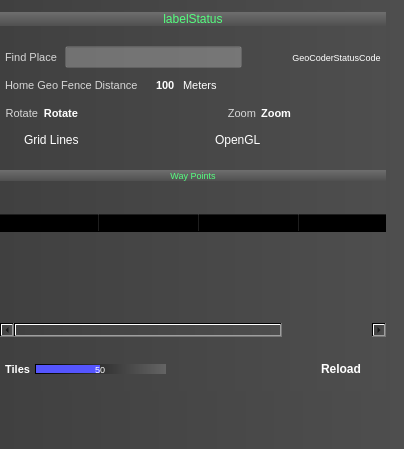
First picture: the form in ground/src/plugins/opmap/opmap_controlpanel.ui, repository openpilot/OpenPilot, before the edit.
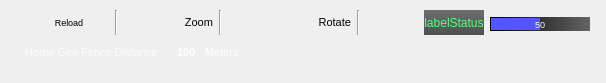
Second picture: the form after the edit. Icons and pictures are not drawn.

Commit message: New map user context menu added.

The edit to the form file:
```diff
--- a/ground/src/plugins/opmap/opmap_controlpanel.ui
+++ b/ground/src/plugins/opmap/opmap_controlpanel.ui
@@ -6,12 +6,12 @@
    <rect>
     <x>0</x>
     <y>0</y>
-    <width>404</width>
-    <height>449</height>
+    <width>606</width>
+    <height>83</height>
    </rect>
   </property>
   <property name="sizePolicy">
-   <sizepolicy hsizetype="Minimum" vsizetype="Preferred">
+   <sizepolicy hsizetype="Preferred" vsizetype="Preferred">
     <horstretch>0</horstretch>
     <verstretch>0</verstretch>
    </sizepolicy>
@@ -39,40 +39,219 @@
   <property name="windowTitle">
    <string>OPMap Control Panel</string>
   </property>
-  <property name="styleSheet">
-   <string notr="true">background-color: qlineargradient(spread:pad, x1:0, y1:0, x2:1, y2:0, stop:0 rgba(64, 64, 64, 255), stop:1 rgba(78, 78, 78, 255));
-</string>
-  </property>
-  <widget class="QWidget" name="layoutWidget">
+  <widget class="QWidget" name="horizontalLayoutWidget_2">
    <property name="geometry">
     <rect>
-     <x>0</x>
+     <x>29</x>
      <y>10</y>
-     <width>386</width>
-     <height>381</height>
+     <width>561</width>
+     <height>25</height>
     </rect>
    </property>
-   <layout class="QVBoxLayout" name="verticalLayout_3">
-    <property name="spacing">
-     <number>5</number>
-    </property>
-    <property name="sizeConstraint">
-     <enum>QLayout::SetDefaultConstraint</enum>
-    </property>
-    <property name="leftMargin">
-     <number>0</number>
-    </property>
-    <property name="topMargin">
-     <number>2</number>
-    </property>
-    <property name="rightMargin">
-     <number>0</number>
-    </property>
-    <property name="bottomMargin">
-     <number>10</number>
-    </property>
+   <layout class="QHBoxLayout" name="layoutWidget">
+    <item>
+     <widget class="QPushButton" name="pushButtonReload">
+      <property name="sizePolicy">
+       <sizepolicy hsizetype="Minimum" vsizetype="Fixed">
+        <horstretch>0</horstretch>
+        <verstretch>0</verstretch>
+       </sizepolicy>
+      </property>
+      <property name="font">
+       <font>
+        <weight>50</weight>
+        <italic>false</italic>
+        <bold>false</bold>
+       </font>
+      </property>
+      <property name="cursor">
+       <cursorShape>OpenHandCursor</cursorShape>
+      </property>
+      <property name="mouseTracking">
+       <bool>true</bool>
+      </property>
+      <property name="styleSheet">
+       <string notr="true">background-color: rgba(255, 255, 255, 0);
+</string>
+      </property>
+      <property name="text">
+       <string>Reload</string>
+      </property>
+      <property name="iconSize">
+       <size>
+        <width>12</width>
+        <height>12</height>
+       </size>
+      </property>
+      <property name="flat">
+       <bool>true</bool>
+      </property>
+     </widget>
+    </item>
     <item>
-     <layout class="QHBoxLayout" name="horizontalLayout_9">
+     <widget class="Line" name="line_5">
+      <property name="orientation">
+       <enum>Qt::Vertical</enum>
+      </property>
+     </widget>
+    </item>
+    <item>
+     <widget class="QToolButton" name="toolButtonZoomM">
+      <property name="text">
+       <string/>
+      </property>
+      <property name="icon">
+       <iconset resource="../coreplugin/core.qrc">
+        <normaloff>:/core/images/minus.png</normaloff>:/core/images/minus.png</iconset>
+      </property>
+      <property name="autoRaise">
+       <bool>true</bool>
+      </property>
+     </widget>
+    </item>
+    <item>
+     <widget class="QToolButton" name="toolButtonZoomP">
+      <property name="text">
+       <string/>
+      </property>
+      <property name="icon">
+       <iconset resource="../coreplugin/core.qrc">
+        <normaloff>:/core/images/plus.png</normaloff>:/core/images/plus.png</iconset>
+      </property>
+      <property name="autoRaise">
+       <bool>true</bool>
+      </property>
+     </widget>
+    </item>
+    <item>
+     <widget class="QLabel" name="labelZoom">
+      <property name="sizePolicy">
+       <sizepolicy hsizetype="Minimum" vsizetype="Preferred">
+        <horstretch>0</horstretch>
+        <verstretch>0</verstretch>
+       </sizepolicy>
+      </property>
+      <property name="font">
+       <font>
+        <pointsize>8</pointsize>
+        <weight>50</weight>
+        <bold>false</bold>
+       </font>
+      </property>
+      <property name="text">
+       <string>Zoom</string>
+      </property>
+      <property name="alignment">
+       <set>Qt::AlignRight|Qt::AlignTrailing|Qt::AlignVCenter</set>
+      </property>
+     </widget>
+    </item>
+    <item>
+     <widget class="Line" name="line_6">
+      <property name="orientation">
+       <enum>Qt::Vertical</enum>
+      </property>
+     </widget>
+    </item>
+    <item>
+     <widget class="QToolButton" name="toolButtonRL">
+      <property name="text">
+       <string/>
+      </property>
+      <property name="icon">
+       <iconset resource="../coreplugin/core.qrc">
+        <normaloff>:/core/images/undo.png</normaloff>:/core/images/undo.png</iconset>
+      </property>
+      <property name="autoRaise">
+       <bool>true</bool>
+      </property>
+     </widget>
+    </item>
+    <item>
+     <widget class="QToolButton" name="toolButtonRC">
+      <property name="text">
+       <string/>
+      </property>
+      <property name="icon">
+       <iconset resource="../coreplugin/core.qrc">
+        <normaloff>:/core/images/clear.png</normaloff>:/core/images/clear.png</iconset>
+      </property>
+      <property name="autoRaise">
+       <bool>true</bool>
+      </property>
+     </widget>
+    </item>
+    <item>
+     <widget class="QToolButton" name="toolButtonRR">
+      <property name="text">
+       <string/>
+      </property>
+      <property name="icon">
+       <iconset resource="../coreplugin/core.qrc">
+        <normaloff>:/core/images/redo.png</normaloff>:/core/images/redo.png</iconset>
+      </property>
+      <property name="autoRaise">
+       <bool>true</bool>
+      </property>
+     </widget>
+    </item>
+    <item>
+     <widget class="QLabel" name="labelRotate">
+      <property name="sizePolicy">
+       <sizepolicy hsizetype="Minimum" vsizetype="Preferred">
+        <horstretch>0</horstretch>
+        <verstretch>0</verstretch>
+       </sizepolicy>
+      </property>
+      <property name="font">
+       <font>
+        <pointsize>8</pointsize>
+        <weight>50</weight>
+        <bold>false</bold>
+       </font>
+      </property>
+      <property name="text">
+       <string>Rotate</string>
+      </property>
+      <property name="alignment">
+       <set>Qt::AlignRight|Qt::AlignTrailing|Qt::AlignVCenter</set>
+      </property>
+     </widget>
+    </item>
+    <item>
+     <widget class="Line" name="line_7">
+      <property name="orientation">
+       <enum>Qt::Vertical</enum>
+      </property>
+     </widget>
+    </item>
+    <item>
+     <widget class="QToolButton" name="toolButtonFindPlace">
+      <property name="text">
+       <string/>
+      </property>
+      <property name="icon">
+       <iconset resource="../coreplugin/core.qrc">
+        <normaloff>:/core/images/find.png</normaloff>:/core/images/find.png</iconset>
+      </property>
+      <property name="autoRaise">
+       <bool>true</bool>
+      </property>
+     </widget>
+    </item>
+    <item>
+     <spacer name="horizontalSpacer_2">
+      <property name="orientation">
+       <enum>Qt::Horizontal</enum>
+      </property>
+      <property name="sizeHint" stdset="0">
+       <size>
+        <width>40</width>
+        <height>20</height>
+       </size>
+      </property>
+     </spacer>
+    </item>
       <item>
        <widget class="QLabel" name="labelStatus">
         <property name="sizePolicy">
@@ -102,123 +281,73 @@
         </property>
        </widget>
       </item>
-     </layout>
-    </item>
     <item>
-     <spacer name="verticalSpacer_3">
-      <property name="orientation">
-       <enum>Qt::Vertical</enum>
-      </property>
-      <property name="sizeType">
-       <enum>QSizePolicy::Fixed</enum>
-      </property>
-      <property name="sizeHint" stdset="0">
-       <size>
-        <width>20</width>
-        <height>15</height>
-       </size>
-      </property>
-     </spacer>
-    </item>
-    <item>
-     <layout class="QHBoxLayout" name="horizontalLayout_5">
-      <property name="leftMargin">
-       <number>5</number>
-      </property>
-      <property name="rightMargin">
-       <number>5</number>
-      </property>
-      <item>
-       <widget class="QLabel" name="label_3">
+     <widget class="QProgressBar" name="progressBarMap">
         <property name="sizePolicy">
-         <sizepolicy hsizetype="Preferred" vsizetype="Preferred">
+       <sizepolicy hsizetype="Fixed" vsizetype="Fixed">
           <horstretch>0</horstretch>
           <verstretch>0</verstretch>
          </sizepolicy>
         </property>
-        <property name="font">
-         <font>
-          <pointsize>8</pointsize>
-          <weight>50</weight>
-          <italic>false</italic>
-          <bold>false</bold>
-         </font>
-        </property>
-        <property name="styleSheet">
-         <string notr="true">background-color: rgba(255, 255, 255, 0);
-color: rgb(255, 255, 255, 200);</string>
-        </property>
-        <property name="text">
-         <string>Find Place </string>
-        </property>
-        <property name="alignment">
-         <set>Qt::AlignLeading|Qt::AlignLeft|Qt::AlignVCenter</set>
-        </property>
-       </widget>
-      </item>
-      <item>
-       <widget class="QLineEdit" name="lineEdit">
-        <property name="font">
-         <font>
-          <weight>50</weight>
-          <bold>false</bold>
-         </font>
-        </property>
+      <property name="minimumSize">
+       <size>
+        <width>100</width>
+        <height>14</height>
+       </size>
+      </property>
+      <property name="maximumSize">
+       <size>
+        <width>100</width>
+        <height>10</height>
+       </size>
+      </property>
+      <property name="autoFillBackground">
+       <bool>false</bool>
+      </property>
         <property name="styleSheet">
-         <string notr="true">background-color: rgba(255, 255, 255, 64);
-color: rgb(255, 255, 255);</string>
-        </property>
-       </widget>
-      </item>
-      <item>
-       <widget class="QPushButton" name="pushButtonGO">
-        <property name="font">
-         <font>
-          <weight>50</weight>
-          <bold>false</bold>
-         </font>
-        </property>
-        <property name="cursor">
-         <cursorShape>OpenHandCursor</cursorShape>
-        </property>
-        <property name="text">
-         <string/>
-        </property>
-        <property name="icon">
-         <iconset resource="../coreplugin/core.qrc">
-          <normaloff>:/core/images/find.png</normaloff>:/core/images/find.png</iconset>
-        </property>
-        <property name="flat">
-         <bool>true</bool>
-        </property>
-       </widget>
-      </item>
-      <item>
-       <widget class="QLabel" name="label">
-        <property name="font">
-         <font>
-          <pointsize>7</pointsize>
-          <weight>50</weight>
-          <italic>false</italic>
-          <bold>false</bold>
-         </font>
-        </property>
-        <property name="styleSheet">
-         <string notr="true">background-color: rgba(255, 255, 255, 0);
-color: rgb(255, 255, 255);
-</string>
-        </property>
-        <property name="text">
-         <string>GeoCoderStatusCode</string>
+       <string notr="true">QProgressBar {
+/*border: 1px solid black;*/
+border: none;
+padding: 1px;
+/*border-top-left-radius: 7px;
+border-bottom-left-radius: 7px;*/
+background-color: qlineargradient(spread:pad, x1:0, y1:0, x2:1, y2:0, stop:0 rgba(0, 0, 0, 255), stop:1 rgba(100, 100, 100, 255));
+/*width: 15px;*/
+	color: rgb(255, 255, 255);
+}
+QProgressBar::chunk {
+	background-color: rgb(85, 85, 255);
+border: none;
+}</string>
+      </property>
+      <property name="value">
+       <number>50</number>
         </property>
         <property name="alignment">
          <set>Qt::AlignCenter</set>
         </property>
+      <property name="textVisible">
+       <bool>true</bool>
+      </property>
+      <property name="invertedAppearance">
+       <bool>false</bool>
+      </property>
+      <property name="format">
+       <string>%v</string>
+      </property>
        </widget>
       </item>
      </layout>
-    </item>
-    <item>
+  </widget>
+  <widget class="QWidget" name="">
+   <property name="geometry">
+    <rect>
+     <x>20</x>
+     <y>40</y>
+     <width>579</width>
+     <height>25</height>
+    </rect>
+   </property>
      <layout class="QHBoxLayout" name="horizontalLayout_7">
       <property name="leftMargin">
        <number>5</number>
@@ -395,752 +524,6 @@
          <bool>true</bool>
         </property>
        </widget>
-      </item>
-     </layout>
-    </item>
-    <item>
-     <layout class="QHBoxLayout" name="horizontalLayout_3">
-      <property name="leftMargin">
-       <number>5</number>
-      </property>
-      <property name="rightMargin">
-       <number>5</number>
-      </property>
-      <item>
-       <widget class="QLabel" name="label_5">
-        <property name="sizePolicy">
-         <sizepolicy hsizetype="Minimum" vsizetype="Preferred">
-          <horstretch>0</horstretch>
-          <verstretch>0</verstretch>
-         </sizepolicy>
-        </property>
-        <property name="font">
-         <font>
-          <pointsize>8</pointsize>
-          <weight>50</weight>
-          <italic>false</italic>
-          <bold>false</bold>
-         </font>
-        </property>
-        <property name="styleSheet">
-         <string notr="true">background-color: rgba(255, 255, 255, 0);
-color: rgb(255, 255, 255, 200);</string>
-        </property>
-        <property name="text">
-         <string>Rotate</string>
-        </property>
-        <property name="alignment">
-         <set>Qt::AlignRight|Qt::AlignTrailing|Qt::AlignVCenter</set>
-        </property>
-       </widget>
-      </item>
-      <item>
-       <widget class="QLabel" name="labelRotate">
-        <property name="sizePolicy">
-         <sizepolicy hsizetype="Minimum" vsizetype="Preferred">
-          <horstretch>0</horstretch>
-          <verstretch>0</verstretch>
-         </sizepolicy>
-        </property>
-        <property name="font">
-         <font>
-          <pointsize>8</pointsize>
-          <weight>75</weight>
-          <bold>true</bold>
-         </font>
-        </property>
-        <property name="styleSheet">
-         <string notr="true">background-color: rgba(255, 255, 255, 0);
-color: rgb(255, 255, 255);</string>
-        </property>
-        <property name="text">
-         <string>Rotate</string>
-        </property>
-        <property name="alignment">
-         <set>Qt::AlignRight|Qt::AlignTrailing|Qt::AlignVCenter</set>
-        </property>
-       </widget>
-      </item>
-      <item>
-       <widget class="QPushButton" name="pushButtonRL">
-        <property name="sizePolicy">
-         <sizepolicy hsizetype="Minimum" vsizetype="Fixed">
-          <horstretch>0</horstretch>
-          <verstretch>0</verstretch>
-         </sizepolicy>
-        </property>
-        <property name="font">
-         <font>
-          <weight>50</weight>
-          <bold>false</bold>
-         </font>
-        </property>
-        <property name="cursor">
-         <cursorShape>OpenHandCursor</cursorShape>
-        </property>
-        <property name="toolTip">
-         <string>Rotate Anticlockwise</string>
-        </property>
-        <property name="text">
-         <string/>
-        </property>
-        <property name="icon">
-         <iconset resource="../coreplugin/core.qrc">
-          <normaloff>:/core/images/undo.png</normaloff>:/core/images/undo.png</iconset>
-        </property>
-        <property name="iconSize">
-         <size>
-          <width>12</width>
-          <height>12</height>
-         </size>
-        </property>
-        <property name="autoRepeat">
-         <bool>true</bool>
-        </property>
-        <property name="flat">
-         <bool>true</bool>
-        </property>
-       </widget>
-      </item>
-      <item>
-       <widget class="QPushButton" name="pushButtonRC">
-        <property name="sizePolicy">
-         <sizepolicy hsizetype="Minimum" vsizetype="Fixed">
-          <horstretch>0</horstretch>
-          <verstretch>0</verstretch>
-         </sizepolicy>
-        </property>
-        <property name="font">
-         <font>
-          <weight>50</weight>
-          <bold>false</bold>
-         </font>
-        </property>
-        <property name="cursor">
-         <cursorShape>OpenHandCursor</cursorShape>
-        </property>
-        <property name="toolTip">
-         <string>Reset Rotation</string>
-        </property>
-        <property name="text">
-         <string/>
-        </property>
-        <property name="icon">
-         <iconset resource="../coreplugin/core.qrc">
-          <normaloff>:/core/images/clear.png</normaloff>:/core/images/clear.png</iconset>
-        </property>
-        <property name="iconSize">
-         <size>
-          <width>12</width>
-          <height>12</height>
-         </size>
-        </property>
-        <property name="flat">
-         <bool>true</bool>
-        </property>
-       </widget>
-      </item>
-      <item>
-       <widget class="QPushButton" name="pushButtonRR">
-        <property name="sizePolicy">
-         <sizepolicy hsizetype="Minimum" vsizetype="Fixed">
-          <horstretch>0</horstretch>
-          <verstretch>0</verstretch>
-         </sizepolicy>
-        </property>
-        <property name="font">
-         <font>
-          <weight>50</weight>
-          <bold>false</bold>
-         </font>
-        </property>
-        <property name="cursor">
-         <cursorShape>OpenHandCursor</cursorShape>
-        </property>
-        <property name="toolTip">
-         <string>Rotate Clockwise</string>
-        </property>
-        <property name="text">
-         <string/>
-        </property>
-        <property name="icon">
-         <iconset resource="../coreplugin/core.qrc">
-          <normaloff>:/core/images/redo.png</normaloff>:/core/images/redo.png</iconset>
-        </property>
-        <property name="iconSize">
-         <size>
-          <width>12</width>
-          <height>12</height>
-         </size>
-        </property>
-        <property name="autoRepeat">
-         <bool>true</bool>
-        </property>
-        <property name="autoRepeatInterval">
-         <number>100</number>
-        </property>
-        <property name="flat">
-         <bool>true</bool>
-        </property>
-       </widget>
-      </item>
-      <item>
-       <widget class="QLabel" name="label_8">
-        <property name="sizePolicy">
-         <sizepolicy hsizetype="Expanding" vsizetype="Preferred">
-          <horstretch>0</horstretch>
-          <verstretch>0</verstretch>
-         </sizepolicy>
-        </property>
-        <property name="font">
-         <font>
-          <pointsize>8</pointsize>
-          <weight>50</weight>
-          <italic>false</italic>
-          <bold>false</bold>
-         </font>
-        </property>
-        <property name="styleSheet">
-         <string notr="true">background-color: rgba(255, 255, 255, 0);
-color: rgb(255, 255, 255, 200);</string>
-        </property>
-        <property name="text">
-         <string>Zoom</string>
-        </property>
-        <property name="alignment">
-         <set>Qt::AlignRight|Qt::AlignTrailing|Qt::AlignVCenter</set>
-        </property>
-       </widget>
-      </item>
-      <item>
-       <widget class="QLabel" name="labelZoom">
-        <property name="sizePolicy">
-         <sizepolicy hsizetype="Minimum" vsizetype="Preferred">
-          <horstretch>0</horstretch>
-          <verstretch>0</verstretch>
-         </sizepolicy>
-        </property>
-        <property name="font">
-         <font>
-          <pointsize>8</pointsize>
-          <weight>75</weight>
-          <bold>true</bold>
-         </font>
-        </property>
-        <property name="styleSheet">
-         <string notr="true">background-color: rgba(255, 255, 255, 0);
-color: rgb(255, 255, 255);</string>
-        </property>
-        <property name="text">
-         <string>Zoom</string>
-        </property>
-        <property name="alignment">
-         <set>Qt::AlignRight|Qt::AlignTrailing|Qt::AlignVCenter</set>
-        </property>
-       </widget>
-      </item>
-      <item>
-       <widget class="QPushButton" name="pushButtonZoomM">
-        <property name="font">
-         <font>
-          <weight>50</weight>
-          <bold>false</bold>
-         </font>
-        </property>
-        <property name="cursor">
-         <cursorShape>OpenHandCursor</cursorShape>
-        </property>
-        <property name="text">
-         <string/>
-        </property>
-        <property name="icon">
-         <iconset resource="../coreplugin/core.qrc">
-          <normaloff>:/core/images/minus.png</normaloff>:/core/images/minus.png</iconset>
-        </property>
-        <property name="iconSize">
-         <size>
-          <width>12</width>
-          <height>12</height>
-         </size>
-        </property>
-        <property name="flat">
-         <bool>true</bool>
-        </property>
-       </widget>
-      </item>
-      <item>
-       <widget class="QPushButton" name="pushButtonZoomP">
-        <property name="font">
-         <font>
-          <weight>50</weight>
-          <bold>false</bold>
-         </font>
-        </property>
-        <property name="cursor">
-         <cursorShape>OpenHandCursor</cursorShape>
-        </property>
-        <property name="text">
-         <string/>
-        </property>
-        <property name="icon">
-         <iconset resource="../coreplugin/core.qrc">
-          <normaloff>:/core/images/plus.png</normaloff>:/core/images/plus.png</iconset>
-        </property>
-        <property name="iconSize">
-         <size>
-          <width>12</width>
-          <height>12</height>
-         </size>
-        </property>
-        <property name="flat">
-         <bool>true</bool>
-        </property>
-       </widget>
-      </item>
-     </layout>
-    </item>
-    <item>
-     <layout class="QHBoxLayout" name="horizontalLayout_4">
-      <property name="leftMargin">
-       <number>5</number>
-      </property>
-      <property name="rightMargin">
-       <number>5</number>
-      </property>
-      <item>
-       <widget class="QCheckBox" name="checkBox">
-        <property name="font">
-         <font>
-          <weight>50</weight>
-          <italic>false</italic>
-          <bold>false</bold>
-         </font>
-        </property>
-        <property name="cursor">
-         <cursorShape>OpenHandCursor</cursorShape>
-        </property>
-        <property name="styleSheet">
-         <string notr="true">background-color: rgba(255, 255, 255, 0);
-color: rgb(255, 255, 255);</string>
-        </property>
-        <property name="text">
-         <string>Grid Lines</string>
-        </property>
-        <property name="checked">
-         <bool>false</bool>
-        </property>
-       </widget>
-      </item>
-      <item>
-       <widget class="QCheckBox" name="checkBox_2">
-        <property name="font">
-         <font>
-          <weight>50</weight>
-          <italic>false</italic>
-          <bold>false</bold>
-         </font>
-        </property>
-        <property name="cursor">
-         <cursorShape>OpenHandCursor</cursorShape>
-        </property>
-        <property name="styleSheet">
-         <string notr="true">background-color: rgba(255, 255, 255, 0);
-color: rgb(255, 255, 255);</string>
-        </property>
-        <property name="text">
-         <string>OpenGL</string>
-        </property>
-       </widget>
-      </item>
-     </layout>
-    </item>
-    <item>
-     <spacer name="verticalSpacer">
-      <property name="orientation">
-       <enum>Qt::Vertical</enum>
-      </property>
-      <property name="sizeType">
-       <enum>QSizePolicy::Fixed</enum>
-      </property>
-      <property name="sizeHint" stdset="0">
-       <size>
-        <width>20</width>
-        <height>15</height>
-       </size>
-      </property>
-     </spacer>
-    </item>
-    <item>
-     <widget class="QLabel" name="label_2">
-      <property name="sizePolicy">
-       <sizepolicy hsizetype="Preferred" vsizetype="Fixed">
-        <horstretch>0</horstretch>
-        <verstretch>0</verstretch>
-       </sizepolicy>
-      </property>
-      <property name="styleSheet">
-       <string notr="true">background-color: qlineargradient(spread:pad, x1:0, y1:0, x2:0, y2:1, stop:0 rgba(110, 110, 110, 255), stop:1 rgba(80, 80, 80, 255));
-color: rgb(85, 255, 127);</string>
-      </property>
-      <property name="text">
-       <string>Way Points</string>
-      </property>
-      <property name="alignment">
-       <set>Qt::AlignCenter</set>
-      </property>
-     </widget>
-    </item>
-    <item>
-     <layout class="QHBoxLayout" name="horizontalLayout_6">
-      <property name="leftMargin">
-       <number>5</number>
-      </property>
-      <property name="rightMargin">
-       <number>5</number>
-      </property>
-      <item>
-       <spacer name="horizontalSpacer_2">
-        <property name="orientation">
-         <enum>Qt::Horizontal</enum>
-        </property>
-        <property name="sizeHint" stdset="0">
-         <size>
-          <width>40</width>
-          <height>20</height>
-         </size>
-        </property>
-       </spacer>
-      </item>
-      <item>
-       <widget class="QPushButton" name="pushButtonDeleteWayPoint">
-        <property name="sizePolicy">
-         <sizepolicy hsizetype="Minimum" vsizetype="Fixed">
-          <horstretch>0</horstretch>
-          <verstretch>0</verstretch>
-         </sizepolicy>
-        </property>
-        <property name="font">
-         <font>
-          <weight>50</weight>
-          <bold>false</bold>
-         </font>
-        </property>
-        <property name="cursor">
-         <cursorShape>OpenHandCursor</cursorShape>
-        </property>
-        <property name="toolTip">
-         <string>Delete a Way Point</string>
-        </property>
-        <property name="text">
-         <string/>
-        </property>
-        <property name="icon">
-         <iconset resource="../coreplugin/core.qrc">
-          <normaloff>:/core/images/minus.png</normaloff>:/core/images/minus.png</iconset>
-        </property>
-        <property name="iconSize">
-         <size>
-          <width>12</width>
-          <height>12</height>
-         </size>
-        </property>
-        <property name="flat">
-         <bool>true</bool>
-        </property>
-       </widget>
-      </item>
-      <item>
-       <widget class="QPushButton" name="pushButtonAddWayPoint">
-        <property name="sizePolicy">
-         <sizepolicy hsizetype="Minimum" vsizetype="Fixed">
-          <horstretch>0</horstretch>
-          <verstretch>0</verstretch>
-         </sizepolicy>
-        </property>
-        <property name="font">
-         <font>
-          <weight>50</weight>
-          <bold>false</bold>
-         </font>
-        </property>
-        <property name="cursor">
-         <cursorShape>OpenHandCursor</cursorShape>
-        </property>
-        <property name="toolTip">
-         <string>Add a new Way Point</string>
-        </property>
-        <property name="text">
-         <string/>
-        </property>
-        <property name="icon">
-         <iconset resource="../coreplugin/core.qrc">
-          <normaloff>:/core/images/plus.png</normaloff>:/core/images/plus.png</iconset>
-        </property>
-        <property name="iconSize">
-         <size>
-          <width>12</width>
-          <height>12</height>
-         </size>
-        </property>
-        <property name="flat">
-         <bool>true</bool>
-        </property>
-       </widget>
-      </item>
-     </layout>
-    </item>
-    <item>
-     <widget class="QTableWidget" name="tableWidgetWayPoints">
-      <property name="autoFillBackground">
-       <bool>false</bool>
-      </property>
-      <property name="styleSheet">
-       <string notr="true">background-color: rgba(255, 255, 255, 0);
-color: rgb(0, 0, 0);
-</string>
-      </property>
-      <property name="frameShape">
-       <enum>QFrame::NoFrame</enum>
-      </property>
-      <property name="lineWidth">
-       <number>1</number>
-      </property>
-      <property name="showGrid">
-       <bool>false</bool>
-      </property>
-      <property name="gridStyle">
-       <enum>Qt::DotLine</enum>
-      </property>
-      <property name="wordWrap">
-       <bool>false</bool>
-      </property>
-      <property name="cornerButtonEnabled">
-       <bool>false</bool>
-      </property>
-      <property name="rowCount">
-       <number>0</number>
-      </property>
-      <property name="columnCount">
-       <number>4</number>
-      </property>
-      <attribute name="horizontalHeaderVisible">
-       <bool>true</bool>
-      </attribute>
-      <attribute name="horizontalHeaderStretchLastSection">
-       <bool>true</bool>
-      </attribute>
-      <attribute name="verticalHeaderCascadingSectionResizes">
-       <bool>false</bool>
-      </attribute>
-      <attribute name="verticalHeaderStretchLastSection">
-       <bool>false</bool>
-      </attribute>
-      <attribute name="horizontalHeaderStretchLastSection">
-       <bool>true</bool>
-      </attribute>
-      <attribute name="horizontalHeaderVisible">
-       <bool>true</bool>
-      </attribute>
-      <attribute name="verticalHeaderCascadingSectionResizes">
-       <bool>false</bool>
-      </attribute>
-      <attribute name="verticalHeaderStretchLastSection">
-       <bool>false</bool>
-      </attribute>
-      <column>
-       <property name="text">
-        <string>Num</string>
-       </property>
-       <property name="textAlignment">
-        <set>AlignLeft|AlignVCenter</set>
-       </property>
-      </column>
-      <column>
-       <property name="text">
-        <string>Latitude</string>
-       </property>
-      </column>
-      <column>
-       <property name="text">
-        <string>Longitude</string>
-       </property>
-      </column>
-      <column>
-       <property name="text">
-        <string>Height</string>
-       </property>
-      </column>
-     </widget>
-    </item>
-    <item>
-     <spacer name="verticalSpacer_2">
-      <property name="orientation">
-       <enum>Qt::Vertical</enum>
-      </property>
-      <property name="sizeType">
-       <enum>QSizePolicy::Fixed</enum>
-      </property>
-      <property name="sizeHint" stdset="0">
-       <size>
-        <width>20</width>
-        <height>15</height>
-       </size>
-      </property>
-     </spacer>
-    </item>
-    <item>
-     <layout class="QHBoxLayout" name="horizontalLayout_18">
-      <property name="leftMargin">
-       <number>5</number>
-      </property>
-      <property name="topMargin">
-       <number>1</number>
-      </property>
-      <property name="rightMargin">
-       <number>5</number>
-      </property>
-      <property name="bottomMargin">
-       <number>1</number>
-      </property>
-      <item>
-       <widget class="QLabel" name="labelNumTilesToLoad">
-        <property name="sizePolicy">
-         <sizepolicy hsizetype="Minimum" vsizetype="Preferred">
-          <horstretch>0</horstretch>
-          <verstretch>0</verstretch>
-         </sizepolicy>
-        </property>
-        <property name="font">
-         <font>
-          <pointsize>8</pointsize>
-          <weight>75</weight>
-          <bold>true</bold>
-         </font>
-        </property>
-        <property name="styleSheet">
-         <string notr="true">background-color: rgba(255, 255, 255, 0);
-color: rgb(255, 255, 255);</string>
-        </property>
-        <property name="text">
-         <string>Tiles</string>
-        </property>
-        <property name="alignment">
-         <set>Qt::AlignRight|Qt::AlignTrailing|Qt::AlignVCenter</set>
-        </property>
-       </widget>
-      </item>
-      <item>
-       <widget class="QProgressBar" name="progressBarMap">
-        <property name="sizePolicy">
-         <sizepolicy hsizetype="Expanding" vsizetype="Preferred">
-          <horstretch>0</horstretch>
-          <verstretch>0</verstretch>
-         </sizepolicy>
-        </property>
-        <property name="minimumSize">
-         <size>
-          <width>0</width>
-          <height>0</height>
-         </size>
-        </property>
-        <property name="maximumSize">
-         <size>
-          <width>16777215</width>
-          <height>10</height>
-         </size>
-        </property>
-        <property name="autoFillBackground">
-         <bool>false</bool>
-        </property>
-        <property name="styleSheet">
-         <string notr="true">QProgressBar {
-/*border: 1px solid black;*/
-border: none;
-padding: 1px;
-/*border-top-left-radius: 7px;
-border-bottom-left-radius: 7px;*/
-background-color: qlineargradient(spread:pad, x1:0, y1:0, x2:1, y2:0, stop:0 rgba(0, 0, 0, 255), stop:1 rgba(100, 100, 100, 255));
-/*width: 15px;*/
-	color: rgb(255, 255, 255);
-}
-QProgressBar::chunk {
-	background-color: rgb(85, 85, 255);
-border: none;
-}</string>
-        </property>
-        <property name="value">
-         <number>50</number>
-        </property>
-        <property name="alignment">
-         <set>Qt::AlignCenter</set>
-        </property>
-        <property name="textVisible">
-         <bool>true</bool>
-        </property>
-        <property name="invertedAppearance">
-         <bool>false</bool>
-        </property>
-        <property name="format">
-         <string>%v</string>
-        </property>
-       </widget>
-      </item>
-      <item>
-       <spacer name="horizontalSpacer">
-        <property name="orientation">
-         <enum>Qt::Horizontal</enum>
-        </property>
-        <property name="sizeType">
-         <enum>QSizePolicy::MinimumExpanding</enum>
-        </property>
-        <property name="sizeHint" stdset="0">
-         <size>
-          <width>0</width>
-          <height>20</height>
-         </size>
-        </property>
-       </spacer>
-      </item>
-      <item>
-       <widget class="QPushButton" name="pushButtonReload">
-        <property name="sizePolicy">
-         <sizepolicy hsizetype="Minimum" vsizetype="Fixed">
-          <horstretch>0</horstretch>
-          <verstretch>0</verstretch>
-         </sizepolicy>
-        </property>
-        <property name="font">
-         <font>
-          <weight>75</weight>
-          <italic>false</italic>
-          <bold>true</bold>
-         </font>
-        </property>
-        <property name="cursor">
-         <cursorShape>OpenHandCursor</cursorShape>
-        </property>
-        <property name="mouseTracking">
-         <bool>true</bool>
-        </property>
-        <property name="styleSheet">
-         <string notr="true">background-color: rgba(255, 255, 255, 0);
-color: rgb(255, 255, 255);</string>
-        </property>
-        <property name="text">
-         <string>Reload</string>
-        </property>
-        <property name="iconSize">
-         <size>
-          <width>12</width>
-          <height>12</height>
-         </size>
-        </property>
-        <property name="flat">
-         <bool>true</bool>
-        </property>
-       </widget>
-      </item>
-     </layout>
     </item>
    </layout>
   </widget>
```
Left out of the diff: 3 changed lines with no effect on the pictures. Lines whose indentation alone changed are shown as unchanged. The commit also changes 2 other files.
